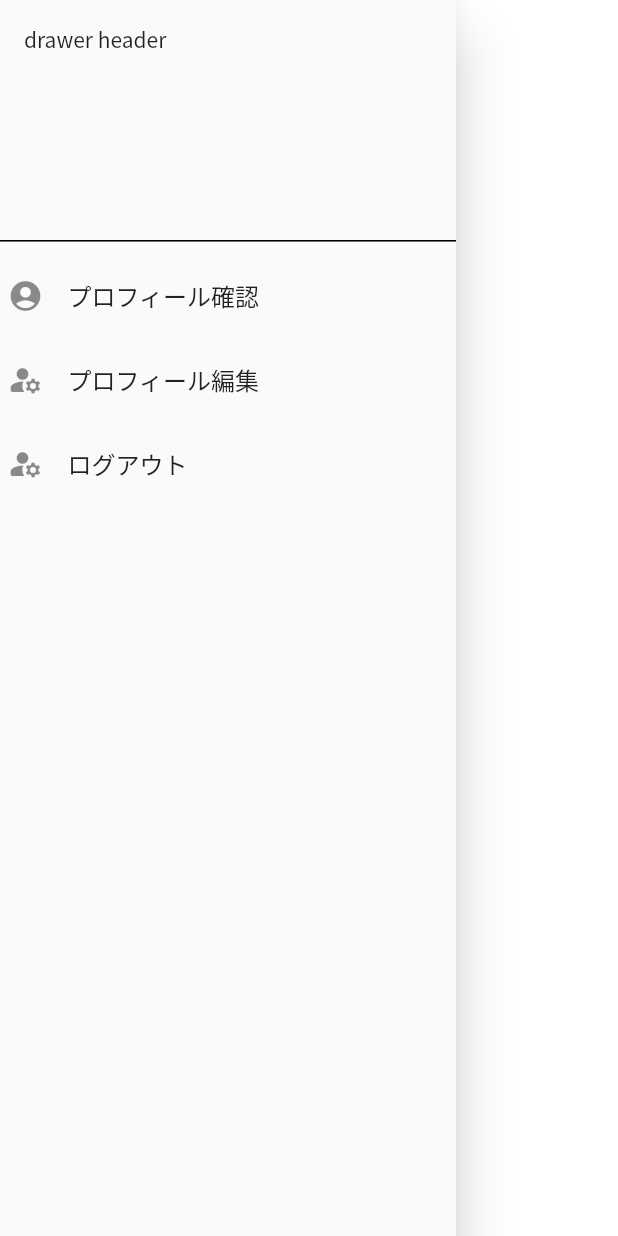
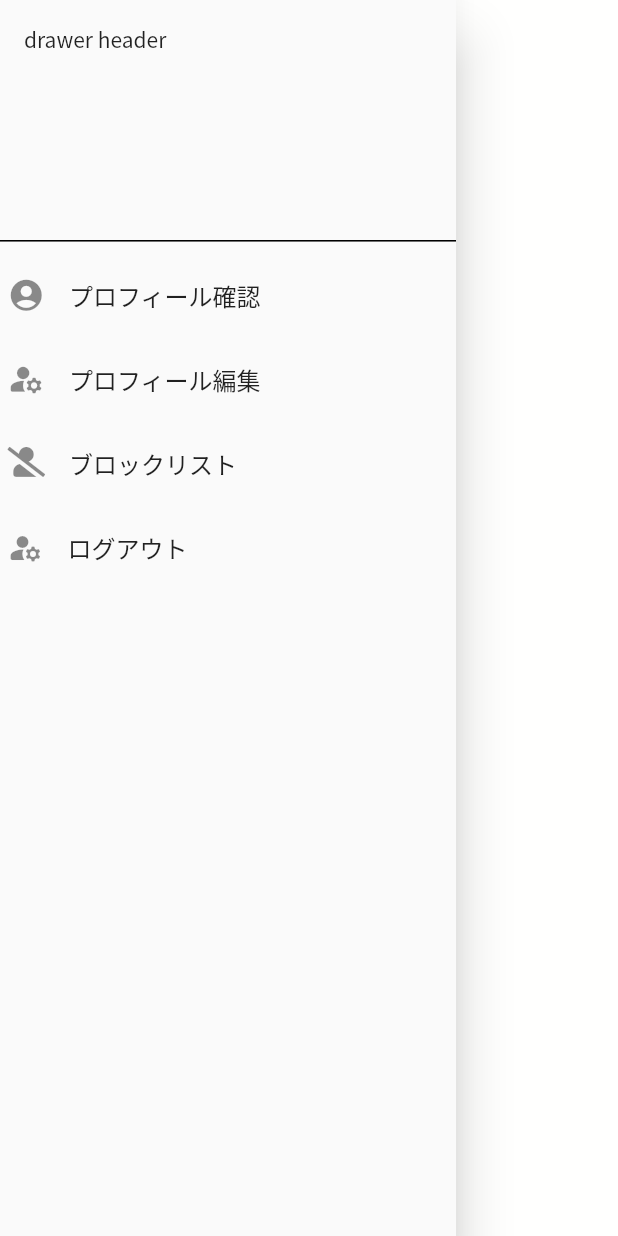
Before and after one commit to jepapt2/DuelMatching-app, a Flutter app: the PrimaryDrawer widget shown alone on an empty page, opened directly, on a phone screen of 412 x 824 dp. Run offline on Flutter 3.47's test engine with Material 2 defaults, Android fonts, the light colour scheme and no system bars; our stand-ins replace cloud_firestore, firebase_auth, firebase_core, firebase_storage, flutter_form_builder, flutter_hooks and 7 more; missing offline and left inert: firestore_ref, flutterfire_ui; accounts and stored records are empty; generated files the repository leaves out were written again; statements that could not run were skipped.

Commit message:
block_list

```diff
--- a/lib/parts/primary_drawer.dart
+++ b/lib/parts/primary_drawer.dart
@@ -1,5 +1,6 @@
 import 'package:firebase_auth/firebase_auth.dart';
 import 'package:flutter/material.dart';
+import 'package:font_awesome_flutter/font_awesome_flutter.dart';
 import 'package:go_router/go_router.dart';
 
 class PrimaryDrawer extends StatelessWidget {
@@ -10,24 +11,31 @@ class PrimaryDrawer extends StatelessWidget {
     return Drawer(
       child: ListView(
         children: <Widget>[
-          DrawerHeader(
+          const DrawerHeader(
             child: Text('drawer header'),
             decoration: BoxDecoration(border: Border(bottom: BorderSide())),
           ),
           ListTile(
             minLeadingWidth: 0.0,
-            contentPadding:
-                EdgeInsets.only(left: 5.0, right: 0.0, top: 0.0, bottom: 0.0),
-            leading: Icon(Icons.account_circle_rounded),
+            contentPadding: const EdgeInsets.only(
+                left: 5.0, right: 0.0, top: 0.0, bottom: 0.0),
+            leading: const Icon(Icons.account_circle_rounded, size: 25.0),
             title: const Text('プロフィール確認'),
             onTap: () => GoRouter.of(context).push('/profile'),
           ),
           ListTile(
             minLeadingWidth: 0.0,
-            contentPadding: EdgeInsets.only(left: 5.0, right: 0.0),
-            leading: Icon(Icons.manage_accounts_rounded),
-            title: Text('プロフィール編集'),
+            contentPadding: const EdgeInsets.only(left: 5.0, right: 0.0),
+            leading: const Icon(Icons.manage_accounts_rounded, size: 25.0),
+            title: const Text('プロフィール編集'),
             onTap: () => GoRouter.of(context).push('/profile_edit'),
+          ),
+          ListTile(
+            minLeadingWidth: 0.0,
+            contentPadding: const EdgeInsets.only(left: 5.0, right: 0.0),
+            leading: const FaIcon(FontAwesomeIcons.userSlash, size: 20.0),
+            title: const Text('ブロックリスト'),
+            onTap: () => GoRouter.of(context).push('/block'),
           ),
           ListTile(
             minLeadingWidth: 0.0,
--- a/lib/router.dart
+++ b/lib/router.dart
@@ -1,4 +1,5 @@
 import 'package:duel_matching/model/user_profile/user_profile.dart';
+import 'package:duel_matching/screens/block_list.dart';
 import 'package:duel_matching/screens/login.dart';
 import 'package:duel_matching/screens/notice.dart';
 import 'package:duel_matching/screens/my_profile.dart';
@@ -46,6 +47,17 @@ final router = GoRouter(
       },
     ),
     GoRoute(
+      path: '/recruit_new',
+      builder: (context, state) => RecruitNewScreen(),
+    ),
+    GoRoute(
+      path: '/recruit/:id',
+      builder: (context, state) {
+        final recruitId = state.params['id']!;
+        return RecruitScreen(id: recruitId);
+      },
+    ),
+    GoRoute(
       path: '/profile_edit',
       builder: (context, state) => ProfileEditScreen(),
     ),
@@ -55,15 +67,8 @@ final router = GoRouter(
           myProfile: true, id: FirebaseAuth.instance.currentUser!.uid),
     ),
     GoRoute(
-      path: '/recruit_new',
-      builder: (context, state) => RecruitNewScreen(),
-    ),
-    GoRoute(
-      path: '/recruit/:id',
-      builder: (context, state) {
-        final recruitId = state.params['id']!;
-        return RecruitScreen(id: recruitId);
-      },
+      path: '/block',
+      builder: (context, state) => const BlockListScreen(),
     ),
   ],
   redirect: (state) {
```
Also changed, not shown: lib/parts/image.dart (added, +10 -0 lines), lib/parts/user_card.dart (+1 -8 lines), lib/screens/block_list.dart (added, +133 -0 lines), lib/theme.dart (+8 -5 lines).
